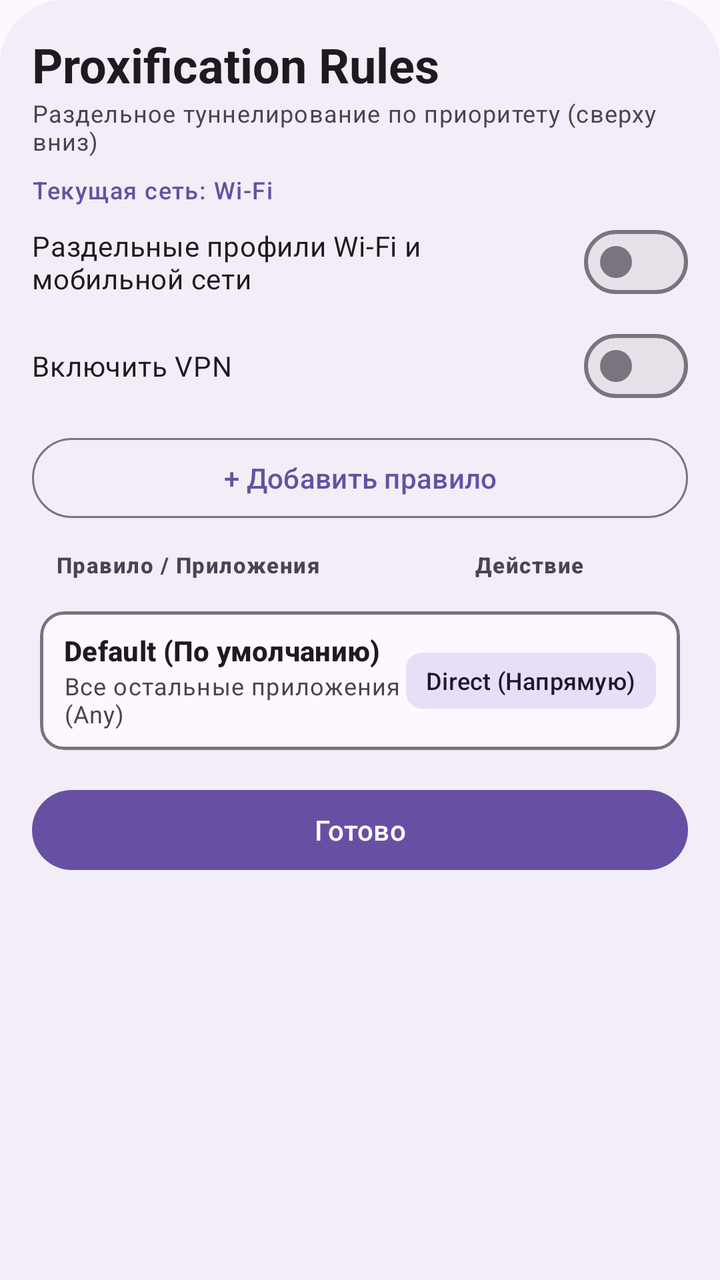
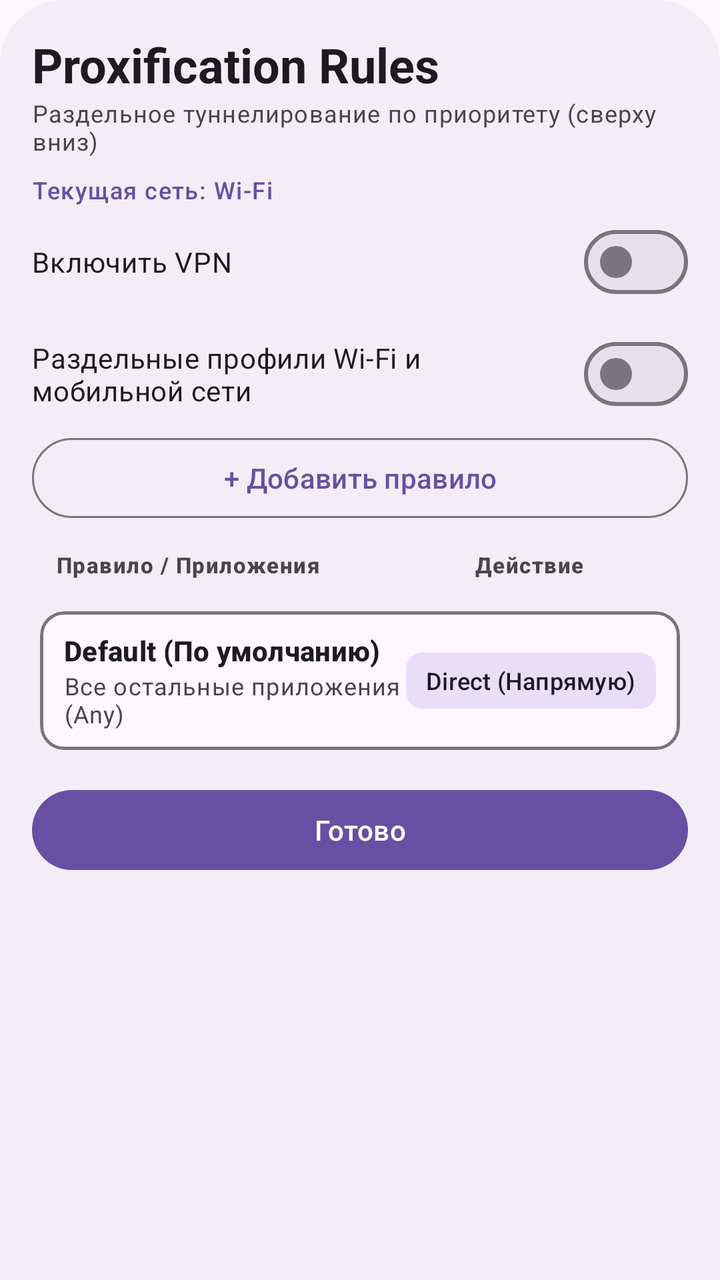

Screens rendered from an Android XML layout before and after an edit, with the pre-edit source and the edit as a unified diff.
<!-- AndroidManifest.xml: application theme DefaultTheme -->
<!-- res/layout/proxifier_rules_bottom_sheet.xml -->
<?xml version="1.0" encoding="utf-8"?>
<androidx.core.widget.NestedScrollView xmlns:android="http://schemas.android.com/apk/res/android"
    xmlns:app="http://schemas.android.com/apk/res-auto"
    android:layout_width="match_parent"
    android:layout_height="match_parent"
    android:background="@drawable/bottom_sheet_rounded"
    android:fillViewport="true">

    <LinearLayout
        android:layout_width="match_parent"
        android:layout_height="wrap_content"
        android:orientation="vertical"
        android:paddingHorizontal="16dp"
        android:paddingTop="16dp"
        android:paddingBottom="24dp">

        
        <LinearLayout
            android:layout_width="match_parent"
            android:layout_height="wrap_content"
            android:orientation="vertical"
            android:layout_marginBottom="8dp">

            <TextView
                android:layout_width="wrap_content"
                android:layout_height="wrap_content"
                android:text="Proxification Rules"
                android:textAppearance="@style/TextAppearance.Material3.HeadlineSmall"
                android:textStyle="bold" />

            <TextView
                android:layout_width="wrap_content"
                android:layout_height="wrap_content"
                android:text="Раздельное туннелирование по приоритету (сверху вниз)"
                android:textAppearance="@style/TextAppearance.Material3.BodySmall"
                android:textColor="?android:textColorSecondary" />
        </LinearLayout>

        <TextView
            android:id="@+id/tvCurrentNetwork"
            android:layout_width="wrap_content"
            android:layout_height="wrap_content"
            android:text="Текущая сеть: Wi-Fi"
            android:textAppearance="@style/TextAppearance.Material3.LabelMedium"
            android:textColor="?attr/colorPrimary"
            android:layout_marginBottom="4dp" />

        <com.google.android.material.materialswitch.MaterialSwitch
            android:id="@+id/swSeparateVpnProfiles"
            android:layout_width="match_parent"
            android:layout_height="wrap_content"
            android:text="Раздельные профили Wi-Fi и мобильной сети"
            android:layout_marginBottom="4dp" />

        <com.google.android.material.button.MaterialButtonToggleGroup
            android:id="@+id/toggleNetworkProfile"
            android:layout_width="match_parent"
            android:layout_height="wrap_content"
            android:visibility="gone"
            android:layout_marginBottom="8dp"
            app:selectionRequired="true"
            app:singleSelection="true">

            <com.google.android.material.button.MaterialButton
                android:id="@+id/btnProfileWifi"
                style="?attr/materialButtonOutlinedStyle"
                android:layout_width="0dp"
                android:layout_height="wrap_content"
                android:layout_weight="1"
                android:maxLines="1"
                android:text="Wi-Fi" />

            <com.google.android.material.button.MaterialButton
                android:id="@+id/btnProfileMobile"
                style="?attr/materialButtonOutlinedStyle"
                android:layout_width="0dp"
                android:layout_height="wrap_content"
                android:layout_weight="1"
                android:maxLines="1"
                android:text="Мобильная" />
        </com.google.android.material.button.MaterialButtonToggleGroup>

        <com.google.android.material.materialswitch.MaterialSwitch
            android:id="@+id/swVpnEnabled"
            android:layout_width="match_parent"
            android:layout_height="wrap_content"
            android:text="Включить VPN"
            android:layout_marginBottom="8dp" />

        <com.google.android.material.button.MaterialButton
            android:id="@+id/btnAddRule"
            style="@style/Widget.Material3.Button.OutlinedButton"
            android:layout_width="match_parent"
            android:layout_height="wrap_content"
            android:text="+ Добавить правило"
            android:layout_marginBottom="8dp" />

        
        <LinearLayout
            android:layout_width="match_parent"
            android:layout_height="wrap_content"
            android:orientation="horizontal"
            android:paddingHorizontal="12dp"
            android:paddingVertical="4dp"
            android:layout_marginBottom="4dp">

            <TextView
                android:layout_width="0dp"
                android:layout_height="wrap_content"
                android:layout_weight="1"
                android:text="Правило / Приложения"
                android:textAppearance="@style/TextAppearance.Material3.LabelSmall"
                android:textColor="?android:textColorSecondary"
                android:textStyle="bold" />

            <TextView
                android:layout_width="wrap_content"
                android:layout_height="wrap_content"
                android:layout_marginEnd="40dp"
                android:text="Действие"
                android:textAppearance="@style/TextAppearance.Material3.LabelSmall"
                android:textColor="?android:textColorSecondary"
                android:textStyle="bold" />
        </LinearLayout>

        
        <androidx.recyclerview.widget.RecyclerView
            android:id="@+id/rvRules"
            android:layout_width="match_parent"
            android:layout_height="wrap_content"
            android:nestedScrollingEnabled="false"
            android:layout_marginBottom="8dp" />

        
        <com.google.android.material.card.MaterialCardView
            android:layout_width="match_parent"
            android:layout_height="wrap_content"
            android:layout_marginHorizontal="4dp"
            android:layout_marginBottom="16dp"
            app:cardCornerRadius="12dp"
            app:strokeWidth="1.5dp"
            app:strokeColor="?attr/colorOutline"
            app:cardElevation="0dp">

            <LinearLayout
                android:layout_width="match_parent"
                android:layout_height="wrap_content"
                android:orientation="horizontal"
                android:gravity="center_vertical"
                android:paddingVertical="10dp"
                android:paddingHorizontal="12dp">

                <LinearLayout
                    android:layout_width="0dp"
                    android:layout_height="wrap_content"
                    android:layout_weight="1"
                    android:orientation="vertical">

                    <TextView
                        android:layout_width="wrap_content"
                        android:layout_height="wrap_content"
                        android:text="Default (По умолчанию)"
                        android:textAppearance="@style/TextAppearance.Material3.TitleSmall"
                        android:textStyle="bold" />

                    <TextView
                        android:layout_width="wrap_content"
                        android:layout_height="wrap_content"
                        android:text="Все остальные приложения (Any)"
                        android:textAppearance="@style/TextAppearance.Material3.BodySmall"
                        android:textColor="?android:textColorSecondary" />
                </LinearLayout>

                <com.google.android.material.button.MaterialButton
                    android:id="@+id/btnDefaultAction"
                    style="@style/Widget.Material3.Button.TonalButton"
                    android:layout_width="wrap_content"
                    android:layout_height="36dp"
                    android:minHeight="0dp"
                    android:paddingHorizontal="10dp"
                    android:paddingVertical="0dp"
                    android:text="Direct (Напрямую)"
                    android:textSize="12sp"
                    app:cornerRadius="8dp" />

            </LinearLayout>
        </com.google.android.material.card.MaterialCardView>

        
        <com.google.android.material.button.MaterialButton
            android:id="@+id/btnSave"
            android:layout_width="match_parent"
            android:layout_height="wrap_content"
            android:text="Готово" />

    </LinearLayout>
</androidx.core.widget.NestedScrollView>
<!-- resources referenced by this layout -->
<resources>
  <!-- drawable bottom_sheet_rounded (drawable) -->
  <?xml version="1.0" encoding="utf-8"?>
  <shape xmlns:android="http://schemas.android.com/apk/res/android"
      android:shape="rectangle">
      <solid android:color="?attr/colorSurfaceContainer" />
      <corners
          android:topLeftRadius="32dp"
          android:topRightRadius="32dp"
          android:bottomLeftRadius="0dp"
          android:bottomRightRadius="0dp" />
  </shape>
  <style name="DefaultTheme" parent="Theme.Material3.DayNight.NoActionBar">
          <item name="preferenceTheme">@style/PrefsTheme</item>
      </style>
  <style name="PrefsTheme" parent="PreferenceThemeOverlay">
          <item name="android:layout">@layout/fragment_settings</item>
      </style>
</resources>

<!-- the commit's change to res/layout/proxifier_rules_bottom_sheet.xml (unified diff, before → after) -->
@@ -46,6 +46,13 @@
             android:layout_marginBottom="4dp" />
 
         <com.google.android.material.materialswitch.MaterialSwitch
+            android:id="@+id/swVpnEnabled"
+            android:layout_width="match_parent"
+            android:layout_height="wrap_content"
+            android:text="Включить VPN"
+            android:layout_marginBottom="8dp" />
+
+        <com.google.android.material.materialswitch.MaterialSwitch
             android:id="@+id/swSeparateVpnProfiles"
             android:layout_width="match_parent"
             android:layout_height="wrap_content"
@@ -79,13 +86,6 @@
                 android:maxLines="1"
                 android:text="Мобильная" />
         </com.google.android.material.button.MaterialButtonToggleGroup>
-
-        <com.google.android.material.materialswitch.MaterialSwitch
-            android:id="@+id/swVpnEnabled"
-            android:layout_width="match_parent"
-            android:layout_height="wrap_content"
-            android:text="Включить VPN"
-            android:layout_marginBottom="8dp" />
 
         <com.google.android.material.button.MaterialButton
             android:id="@+id/btnAddRule"
